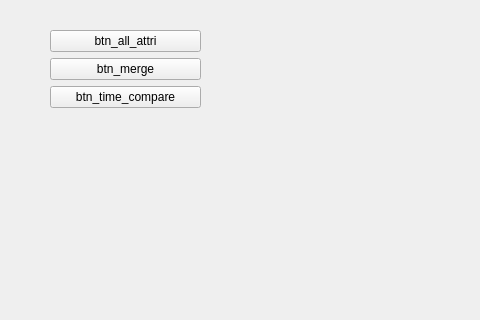
Above: Main_Window.ui from JoyJeeo/Excel_Qt before the change; both pictures show x 0 to 480 and y 0 to 320 of the 811 by 598 pixel window. Below: the same form after it.
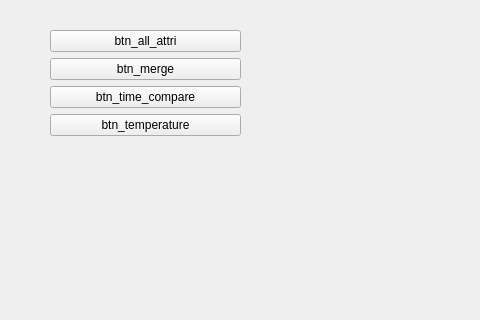
That is the form after the change. Custom widgets are drawn as their Qt base class.

```diff
--- a/Main_Window.ui
+++ b/Main_Window.ui
@@ -19,8 +19,8 @@
      <rect>
       <x>50</x>
       <y>30</y>
-      <width>151</width>
-      <height>111</height>
+      <width>191</width>
+      <height>191</height>
      </rect>
     </property>
     <layout class="QVBoxLayout" name="verticalLayout">
@@ -51,6 +51,13 @@
        </property>
       </widget>
      </item>
+     <item>
+      <widget class="Button_Temperature" name="btn_temperature">
+       <property name="text">
+        <string>btn_temperature</string>
+       </property>
+      </widget>
+     </item>
     </layout>
    </widget>
   </widget>
@@ -80,7 +87,12 @@
   <customwidget>
    <class>Button_Time_Compare</class>
    <extends>QPushButton</extends>
-   <header>actions\buttons\include\Button_Time_Compare.h</header>
+   <header location="global">actions\buttons\include\Button_Time_Compare.h</header>
+  </customwidget>
+  <customwidget>
+   <class>Button_Temperature</class>
+   <extends>QPushButton</extends>
+   <header location="global">actions\buttons\include\Button_Temperature.h</header>
   </customwidget>
  </customwidgets>
  <resources/>
```
Left out of the diff: 2 changed lines with no effect on the pictures.
